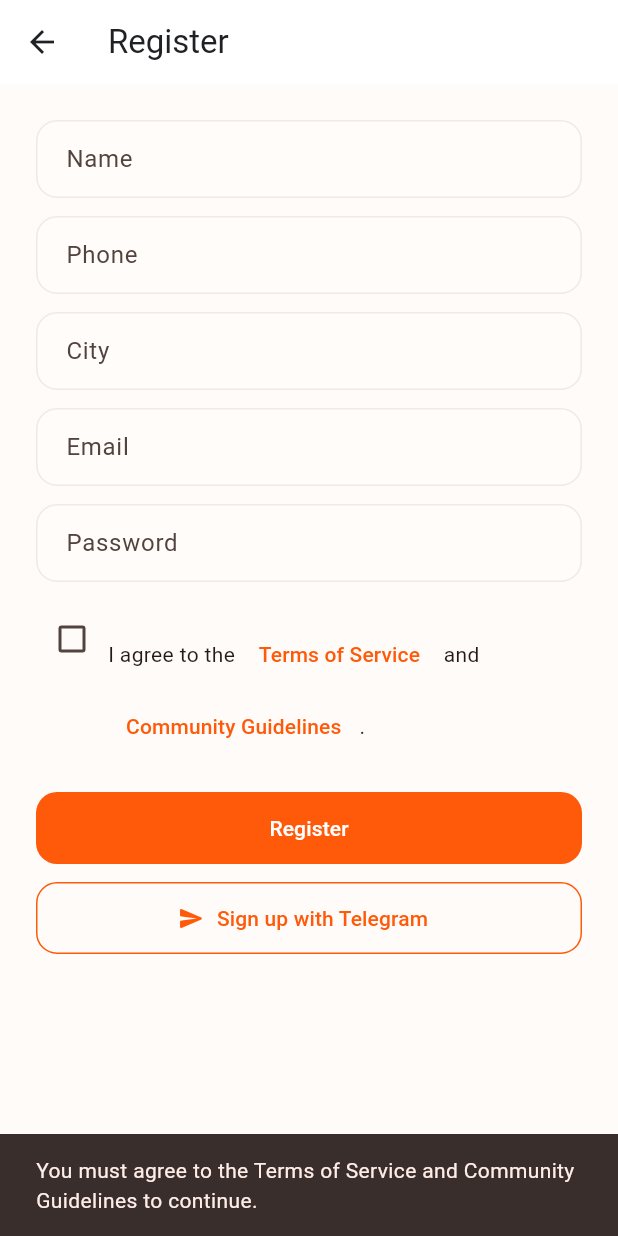
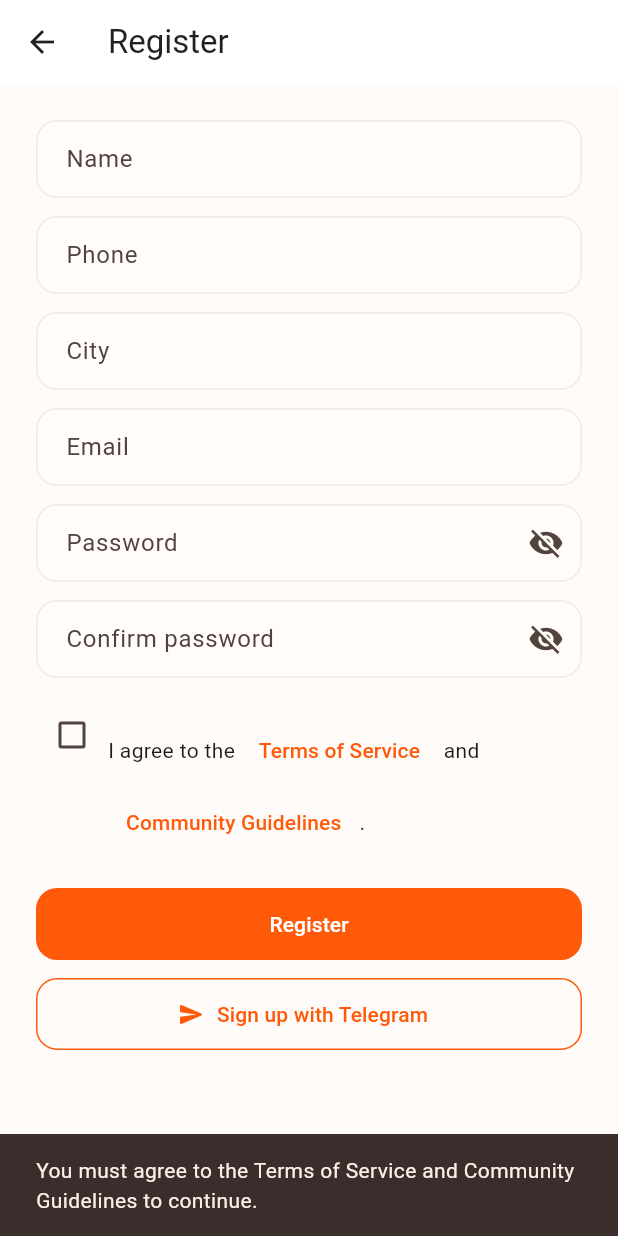
Before and after one commit to hynhcybtp5-source/suikai, a Flutter app: the RegisterPage screen opened directly with empty values, after a tap on "Register", on a phone screen of 412 x 824 dp. Run offline on Flutter 3.47's test engine with Material 3 defaults, Android fonts, the phone set to English and light mode, and no system bars; our stand-ins replace app_links, camera, flutter_map, geolocator, image_picker, latlong2 and 5 more; missing offline and left inert: camera_android, dart:html, dart:ui_web, video_compress, webview_flutter_android, webview_flutter_wkwebview; accounts and stored records are empty; network calls fail; statements that could not run were skipped.

Commit message:
feat: enhance admin map markers and signup passwords

```diff
--- a/lib/features/auth/auth_page.dart
+++ b/lib/features/auth/auth_page.dart
@@ -322,12 +322,17 @@ class _RegisterPageState extends State<RegisterPage> {
       phone = TextEditingController(),
       city = TextEditingController(),
       email = TextEditingController(),
-      password = TextEditingController();
+      password = TextEditingController(),
+      confirmPassword = TextEditingController();
   bool busy = false;
   bool _acceptedUgcTerms = false;
+  bool _obscurePassword = true;
+  bool _obscureConfirmPassword = true;
   @override
   void dispose() {
-    for (final c in [name, phone, city, email, password]) c.dispose();
+    for (final c in [name, phone, city, email, password, confirmPassword]) {
+      c.dispose();
+    }
     super.dispose();
   }
 
@@ -352,7 +357,8 @@ class _RegisterPageState extends State<RegisterPage> {
     }
     if (name.text.trim().isEmpty ||
         email.text.trim().isEmpty ||
-        password.text.length < 6) {
+        password.text.length < 6 ||
+        password.text != confirmPassword.text) {
       ScaffoldMessenger.of(context).showSnackBar(
         SnackBar(
           content: Text(
@@ -465,8 +471,35 @@ class _RegisterPageState extends State<RegisterPage> {
           const SizedBox(height: 12),
           TextField(
             controller: password,
-            obscureText: true,
-            decoration: InputDecoration(labelText: l10n.ui('password')),
+            obscureText: _obscurePassword,
+            decoration: InputDecoration(
+              labelText: l10n.ui('password'),
+              suffixIcon: IconButton(
+                onPressed: () =>
+                    setState(() => _obscurePassword = !_obscurePassword),
+                icon: Icon(
+                  _obscurePassword ? Icons.visibility_off : Icons.visibility,
+                ),
+              ),
+            ),
+          ),
+          const SizedBox(height: 12),
+          TextField(
+            controller: confirmPassword,
+            obscureText: _obscureConfirmPassword,
+            decoration: InputDecoration(
+              labelText: l10n.ui('confirmPassword'),
+              suffixIcon: IconButton(
+                onPressed: () => setState(
+                  () => _obscureConfirmPassword = !_obscureConfirmPassword,
+                ),
+                icon: Icon(
+                  _obscureConfirmPassword
+                      ? Icons.visibility_off
+                      : Icons.visibility,
+                ),
+              ),
+            ),
           ),
           const SizedBox(height: 14),
           Row(
--- a/lib/l10n/mobile_localizations.dart
+++ b/lib/l10n/mobile_localizations.dart
@@ -141,6 +141,12 @@ extension MobileLocalizations on AppLocalizations {
         'ၶၼ်တေႇတၵ်းလႆႈဢမ်ႇဢေႇၵႂႃႇၶၼ်ၶၢႆ',
       ],
       'password': ['รหัสผ่าน', 'Password', 'စကားဝှက်', 'ၶေႃႈလပ်ႉ'],
+      'confirmPassword': [
+        'ยืนยันรหัสผ่าน',
+        'Confirm password',
+        'အတည်ပြု စကားဝှက်',
+        'ယိုၼ်ယၼ်ၶေႃႈလပ်ႉ',
+      ],
       'name': ['ชื่อ', 'Name', 'အမည်', 'ၸိုဝ်ႈ'],
       'phone': ['เบอร์โทร', 'Phone', 'ဖုန်း', 'ၾူၼ်း'],
       'completeRegistration': [
```
Also changed, not shown: lib/features/admin/admin_dashboard.dart (+145 -18 lines).
